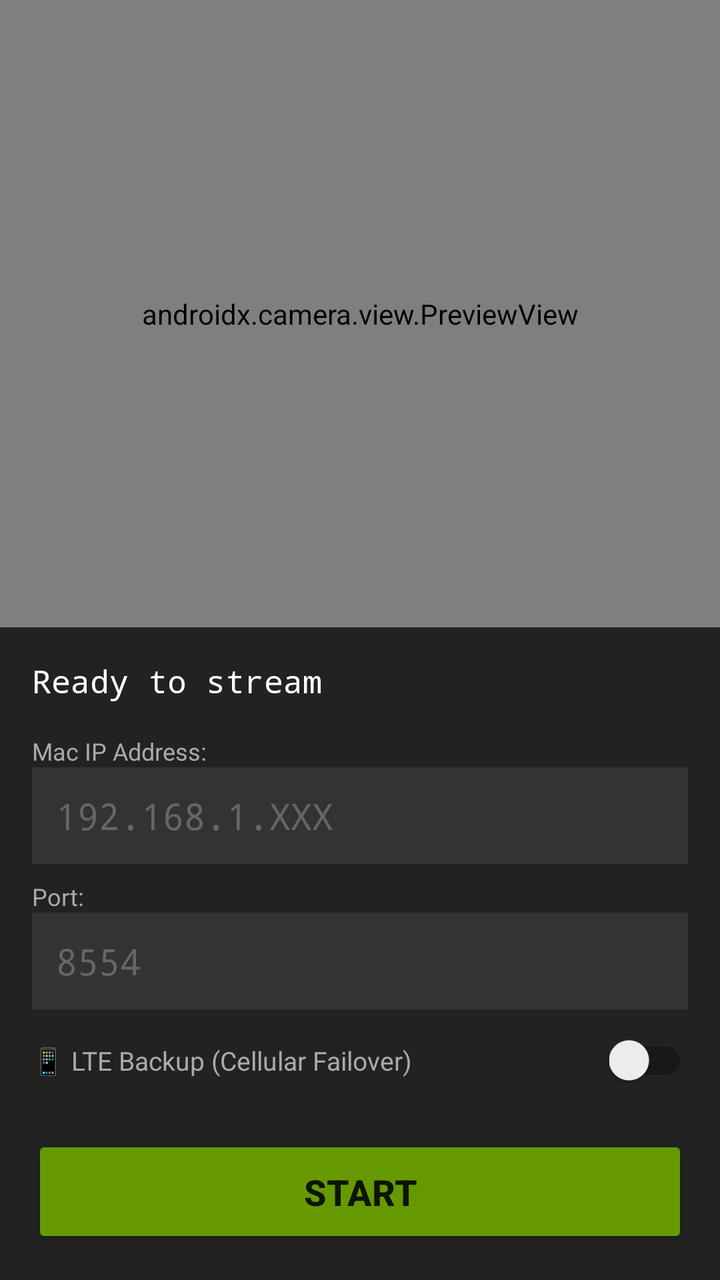
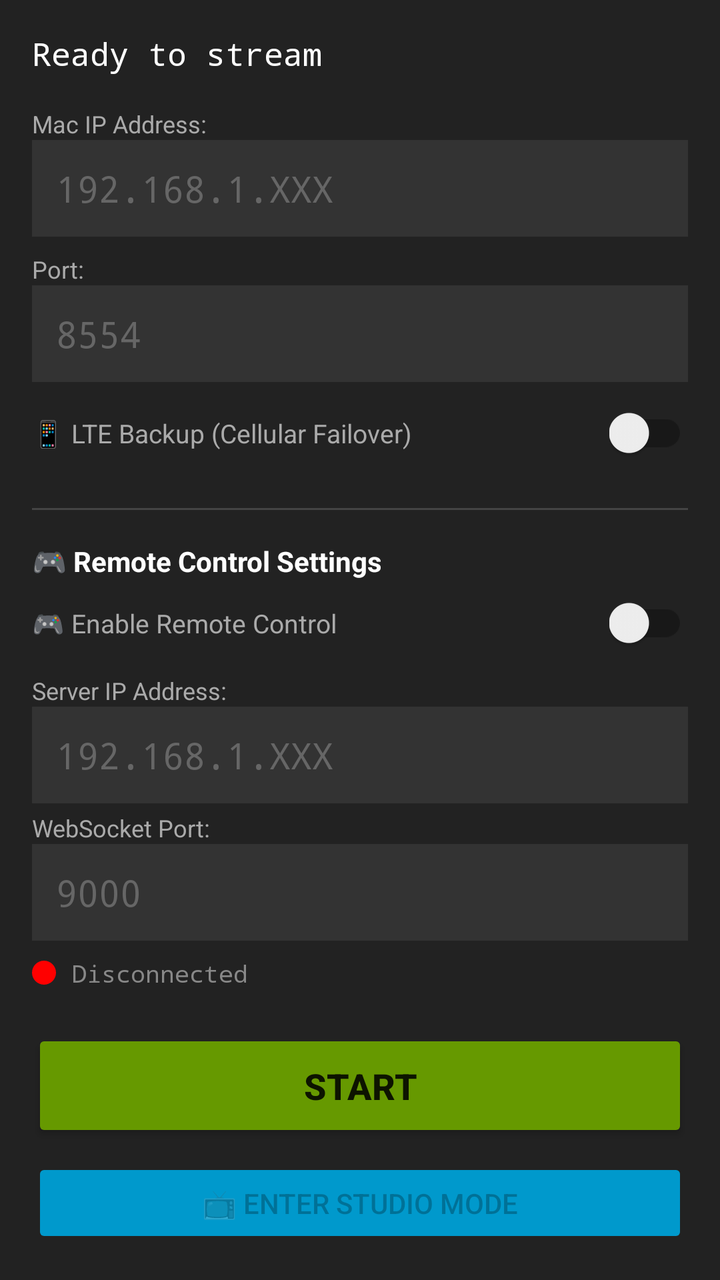

Before-and-after screenshots of an Android layout around one commit, followed by the original layout XML and the change that was made.
<!-- AndroidManifest.xml: application theme Theme.AppCompat.Light.DarkActionBar -->
<!-- res/layout/activity_main.xml -->
<?xml version="1.0" encoding="utf-8"?>
<androidx.constraintlayout.widget.ConstraintLayout 
    xmlns:android="http://schemas.android.com/apk/res/android"
    xmlns:app="http://schemas.android.com/apk/res-auto"
    android:layout_width="match_parent"
    android:layout_height="match_parent"
    android:background="#000000">

    
    <androidx.camera.view.PreviewView
        android:id="@+id/previewView"
        android:layout_width="0dp"
        android:layout_height="0dp"
        app:layout_constraintTop_toTopOf="parent"
        app:layout_constraintBottom_toTopOf="@+id/controlPanel"
        app:layout_constraintStart_toStartOf="parent"
        app:layout_constraintEnd_toEndOf="parent" />

    
    <LinearLayout
        android:id="@+id/controlPanel"
        android:layout_width="match_parent"
        android:layout_height="wrap_content"
        android:orientation="vertical"
        android:padding="16dp"
        android:background="#222222"
        app:layout_constraintBottom_toBottomOf="parent"
        app:layout_constraintStart_toStartOf="parent"
        app:layout_constraintEnd_toEndOf="parent">

        
        <TextView
            android:id="@+id/statusText"
            android:layout_width="match_parent"
            android:layout_height="wrap_content"
            android:text="Ready to stream"
            android:textColor="#FFFFFF"
            android:textSize="16sp"
            android:textAlignment="center"
            android:paddingBottom="8dp"
            android:fontFamily="monospace" />

        
        <TextView
            android:layout_width="wrap_content"
            android:layout_height="wrap_content"
            android:text="Mac IP Address:"
            android:textColor="#AAAAAA"
            android:textSize="12sp"
            android:paddingTop="8dp" />

        <EditText
            android:id="@+id/ipInput"
            android:layout_width="match_parent"
            android:layout_height="wrap_content"
            android:hint="192.168.1.XXX"
            android:inputType="text"
            android:textColor="#FFFFFF"
            android:textColorHint="#666666"
            android:background="#333333"
            android:padding="12dp"
            android:fontFamily="monospace" />

        
        <TextView
            android:layout_width="wrap_content"
            android:layout_height="wrap_content"
            android:text="Port:"
            android:textColor="#AAAAAA"
            android:textSize="12sp"
            android:paddingTop="8dp" />

        <EditText
            android:id="@+id/portInput"
            android:layout_width="match_parent"
            android:layout_height="wrap_content"
            android:hint="8554"
            android:inputType="number"
            android:textColor="#FFFFFF"
            android:textColorHint="#666666"
            android:background="#333333"
            android:padding="12dp"
            android:fontFamily="monospace" />

        
        <LinearLayout
            android:layout_width="match_parent"
            android:layout_height="wrap_content"
            android:orientation="horizontal"
            android:paddingTop="12dp"
            android:paddingBottom="8dp"
            android:gravity="center_vertical">

            <TextView
                android:layout_width="0dp"
                android:layout_height="wrap_content"
                android:layout_weight="1"
                android:text="📱 LTE Backup (Cellular Failover)"
                android:textColor="#AAAAAA"
                android:textSize="13sp" />

            <androidx.appcompat.widget.SwitchCompat
                android:id="@+id/lteFailoverSwitch"
                android:layout_width="wrap_content"
                android:layout_height="wrap_content"
                android:checked="false" />

        </LinearLayout>

        <TextView
            android:layout_width="match_parent"
            android:layout_height="wrap_content"
            android:text="⚠️ Uses cellular data if WiFi fails"
            android:textColor="#FF6600"
            android:textSize="11sp"
            android:paddingBottom="8dp"
            android:visibility="gone"
            android:id="@+id/lteWarning" />

        
        <Button
            android:id="@+id/startButton"
            android:layout_width="match_parent"
            android:layout_height="wrap_content"
            android:text="START"
            android:textSize="18sp"
            android:textStyle="bold"
            android:layout_marginTop="16dp"
            android:padding="16dp"
            android:backgroundTint="@android:color/holo_green_dark" />

    </LinearLayout>

</androidx.constraintlayout.widget.ConstraintLayout>
<!-- resources referenced by this layout -->
<resources>

</resources>

<!-- the commit's change to res/layout/activity_main.xml (unified diff, before → after) -->
@@ -118,6 +118,122 @@
             android:id="@+id/lteWarning" />
 
         
+        <View
+            android:layout_width="match_parent"
+            android:layout_height="1dp"
+            android:background="#444444"
+            android:layout_marginTop="16dp"
+            android:layout_marginBottom="16dp" />
+
+        
+        <TextView
+            android:layout_width="match_parent"
+            android:layout_height="wrap_content"
+            android:text="🎮 Remote Control Settings"
+            android:textColor="#FFFFFF"
+            android:textSize="14sp"
+            android:textStyle="bold"
+            android:paddingBottom="8dp" />
+
+        
+        <LinearLayout
+            android:layout_width="match_parent"
+            android:layout_height="wrap_content"
+            android:orientation="horizontal"
+            android:paddingBottom="8dp"
+            android:gravity="center_vertical">
+
+            <TextView
+                android:layout_width="0dp"
+                android:layout_height="wrap_content"
+                android:layout_weight="1"
+                android:text="🎮 Enable Remote Control"
+                android:textColor="#AAAAAA"
+                android:textSize="13sp" />
+
+            <androidx.appcompat.widget.SwitchCompat
+                android:id="@+id/remoteControlSwitch"
+                android:layout_width="wrap_content"
+                android:layout_height="wrap_content"
+                android:checked="false" />
+
+        </LinearLayout>
+
+        
+        <TextView
+            android:layout_width="wrap_content"
+            android:layout_height="wrap_content"
+            android:text="Server IP Address:"
+            android:textColor="#AAAAAA"
+            android:textSize="12sp"
+            android:paddingTop="4dp"
+            android:id="@+id/remoteServerIpLabel" />
+
+        <EditText
+            android:id="@+id/remoteServerIp"
+            android:layout_width="match_parent"
+            android:layout_height="wrap_content"
+            android:hint="192.168.1.XXX"
+            android:inputType="text"
+            android:textColor="#FFFFFF"
+            android:textColorHint="#666666"
+            android:background="#333333"
+            android:padding="12dp"
+            android:fontFamily="monospace"
+            android:enabled="false" />
+
+        
+        <TextView
+            android:layout_width="wrap_content"
+            android:layout_height="wrap_content"
+            android:text="WebSocket Port:"
+            android:textColor="#AAAAAA"
+            android:textSize="12sp"
+            android:paddingTop="4dp"
+            android:id="@+id/remoteServerPortLabel" />
+
+        <EditText
+            android:id="@+id/remoteServerPort"
+            android:layout_width="match_parent"
+            android:layout_height="wrap_content"
+            android:hint="9000"
+            android:inputType="number"
+            android:textColor="#FFFFFF"
+            android:textColorHint="#666666"
+            android:background="#333333"
+            android:padding="12dp"
+            android:fontFamily="monospace"
+            android:enabled="false" />
+
+        
+        <LinearLayout
+            android:layout_width="match_parent"
+            android:layout_height="wrap_content"
+            android:orientation="horizontal"
+            android:paddingTop="8dp"
+            android:paddingBottom="4dp"
+            android:gravity="center_vertical">
+
+            <View
+                android:id="@+id/remoteStatusIndicator"
+                android:layout_width="12dp"
+                android:layout_height="12dp"
+                android:background="@drawable/red_dot"
+                android:layout_marginEnd="8dp" />
+
+            <TextView
+                android:id="@+id/remoteStatusText"
+                android:layout_width="0dp"
+                android:layout_height="wrap_content"
+                android:layout_weight="1"
+                android:text="Disconnected"
+                android:textColor="#888888"
+                android:textSize="12sp"
+                android:fontFamily="monospace" />
+
+        </LinearLayout>
+
+        
         <Button
             android:id="@+id/startButton"
             android:layout_width="match_parent"
@@ -129,6 +245,18 @@
             android:padding="16dp"
             android:backgroundTint="@android:color/holo_green_dark" />
 
+        
+        <Button
+            android:id="@+id/studioModeButton"
+            android:layout_width="match_parent"
+            android:layout_height="wrap_content"
+            android:text="📺 ENTER STUDIO MODE"
+            android:textSize="14sp"
+            android:layout_marginTop="8dp"
+            android:padding="12dp"
+            android:enabled="false"
+            android:backgroundTint="@android:color/holo_blue_dark" />
+
     </LinearLayout>
 
 </androidx.constraintlayout.widget.ConstraintLayout>
<!-- resource entries referenced after the edit -->
@@ -1,5 +1,10 @@
 <!-- resources referenced by this layout -->
 <resources>
-
+  <!-- drawable red_dot (drawable) -->
+  <?xml version="1.0" encoding="utf-8"?>
+  <shape xmlns:android="http://schemas.android.com/apk/res/android"
+      android:shape="oval">
+      <solid android:color="#FF0000" />
+  </shape>
 </resources>
 
